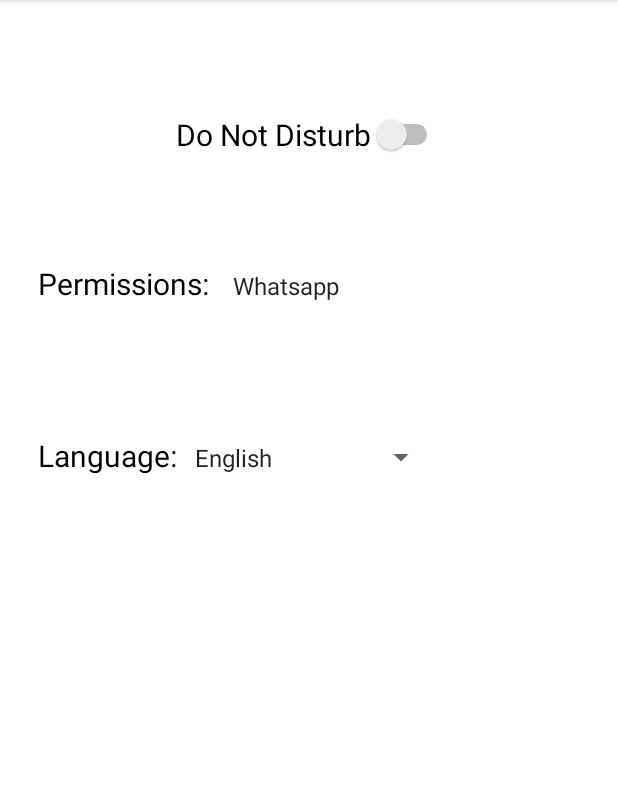
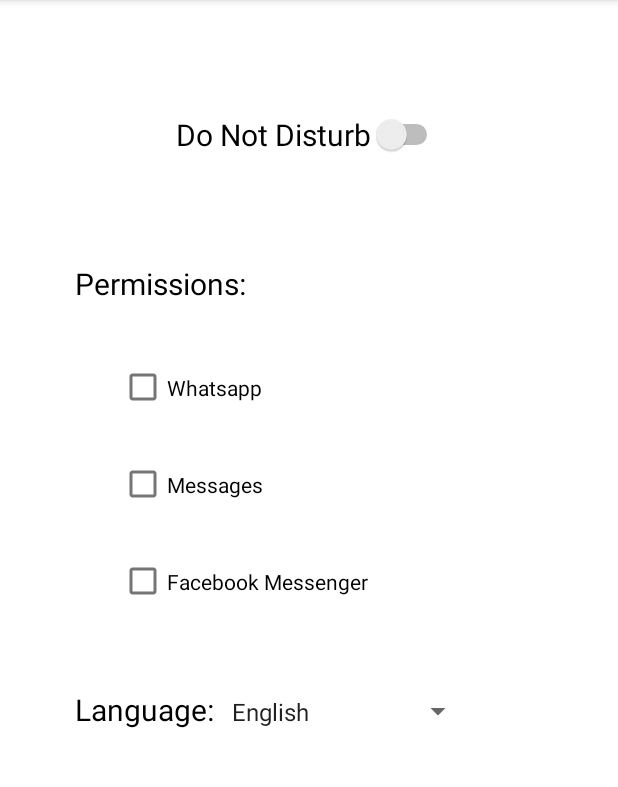
Before and after one commit to GNGB34/accessible-messaging-droid, an Android app: the Settings screen opened directly, with no data from a screen before it, on a phone screen of 412 x 824 dp, the part 84-871 px from its top. Run offline under Robolectric (Android 15) with nearby library versions, the phone set to English and light mode, and no system bars.

Commit message:
fixed permissions ui

```diff
--- a/app/src/main/java/com/example/accessiblemessaging/Settings.java
+++ b/app/src/main/java/com/example/accessiblemessaging/Settings.java
@@ -9,7 +9,7 @@
 
 public class Settings extends AppCompatActivity {
     String[] languageOptions={"English","Spanish"};
-    String[] permissionsOptions={"Whatsapp","Messages", "Facebook Messenger"};
+
 
     @Override
     protected void onCreate(Bundle savedInstanceState) {
@@ -22,9 +22,5 @@
         languageSelect.setAdapter(array_adapter);
 
 
-        Spinner permissionsSelect=(Spinner) findViewById(R.id.permissionsSpin);
-        ArrayAdapter<String> array_adapter2 = new ArrayAdapter<String>(this, android.R.layout.simple_spinner_item, permissionsOptions);
-        array_adapter2.setDropDownViewResource(android.R.layout.simple_spinner_dropdown_item);
-        permissionsSelect.setAdapter(array_adapter2);
     }
 }
--- a/app/src/main/res/layout/activity_main.xml
+++ b/app/src/main/res/layout/activity_main.xml
@@ -22,8 +22,8 @@
 
     <Button
         android:id="@+id/stop"
-        android:layout_width="167dp"
-        android:layout_height="76dp"
+        android:layout_width="164dp"
+        android:layout_height="82dp"
         android:layout_marginTop="113dp"
         android:layout_marginBottom="152dp"
         android:backgroundTint="#F10808"
--- a/app/src/main/res/layout/activity_settings2.xml
+++ b/app/src/main/res/layout/activity_settings2.xml
@@ -2,7 +2,7 @@
 <androidx.constraintlayout.widget.ConstraintLayout xmlns:android="http://schemas.android.com/apk/res/android"
     xmlns:app="http://schemas.android.com/apk/res-auto"
     xmlns:tools="http://schemas.android.com/tools"
-    android:layout_width="match_parent"
+    android:layout_width="wrap_content"
     android:layout_height="match_parent"
     android:background="#FFFFFF"
     android:visibility="visible"
@@ -21,47 +21,77 @@
         app:layout_constraintTop_toTopOf="parent" />
 
     <LinearLayout
-        android:layout_width="match_parent"
-        android:layout_height="match_parent"
-        android:orientation="horizontal">
+        android:id="@+id/linearLayout3"
+        android:layout_width="412dp"
+        android:layout_height="223dp"
+        android:orientation="horizontal"
+        app:layout_constraintEnd_toEndOf="parent"
+        app:layout_constraintStart_toStartOf="parent"
+        app:layout_constraintTop_toTopOf="parent">
 
         <TextView
             android:id="@+id/permissionsText"
             android:layout_width="wrap_content"
             android:layout_height="wrap_content"
-            android:layout_marginLeft="25dp"
+            android:layout_marginLeft="50dp"
             android:layout_marginTop="175dp"
             android:text="Permissions:"
             android:textColor="#000000"
             android:textSize="20sp"
             app:layout_constraintHeight_percent="50" />
 
-        <Spinner
-            android:id="@+id/permissionsSpin"
-            android:layout_width="144dp"
-            android:layout_height="27dp"
-            android:layout_marginStart="8dp"
-            android:layout_marginTop="175dp"
-            android:layout_marginRight="25dp"
-            android:backgroundTint="#00AA4444"
-            android:contextClickable="true"
-            android:spinnerMode="dropdown"
-            android:visibility="visible" />
-
     </LinearLayout>
 
     <LinearLayout
-        android:layout_width="match_parent"
-        android:layout_height="match_parent"
+        android:id="@+id/linearLayout6"
+        android:layout_width="254dp"
+        android:layout_height="184dp"
+        android:orientation="vertical"
+        app:layout_constraintEnd_toEndOf="parent"
+        app:layout_constraintStart_toStartOf="parent"
+        app:layout_constraintTop_toBottomOf="@+id/linearLayout3">
+
+        <CheckBox
+            android:id="@+id/checkBox"
+            android:layout_width="match_parent"
+            android:layout_height="wrap_content"
+            android:layout_marginTop="15dp"
+            android:layout_weight="1"
+            android:text="Whatsapp" />
+
+        <CheckBox
+            android:id="@+id/checkBox2"
+            android:layout_width="match_parent"
+            android:layout_height="wrap_content"
+            android:layout_marginTop="25dp"
+            android:layout_weight="1"
+            android:text="Messages" />
+
+        <CheckBox
+            android:id="@+id/checkBox3"
+            android:layout_width="match_parent"
+            android:layout_height="wrap_content"
+            android:layout_marginTop="25dp"
+            android:layout_weight="1"
+            android:text="Facebook Messenger" />
+    </LinearLayout>
+
+    <LinearLayout
+        android:id="@+id/linearLayout5"
+        android:layout_width="412dp"
+        android:layout_height="308dp"
         android:orientation="horizontal"
-        tools:layout_editor_absoluteX="263dp">
+        app:layout_constraintBottom_toBottomOf="parent"
+        app:layout_constraintEnd_toEndOf="parent"
+        app:layout_constraintStart_toStartOf="parent"
+        app:layout_constraintTop_toBottomOf="@+id/linearLayout6">
 
         <TextView
             android:id="@+id/languageText"
             android:layout_width="wrap_content"
             android:layout_height="wrap_content"
-            android:layout_marginLeft="25dp"
-            android:layout_marginTop="290dp"
+            android:layout_marginStart="50dp"
+            android:layout_marginTop="25dp"
             android:text="Language:"
             android:textColor="#000000"
             android:textSize="20sp"
@@ -72,7 +102,7 @@
             android:layout_width="169dp"
             android:layout_height="27dp"
             android:layout_marginStart="4dp"
-            android:layout_marginTop="290dp"
+            android:layout_marginTop="25dp"
             android:layout_marginRight="25dp" />
 
     </LinearLayout>
```
